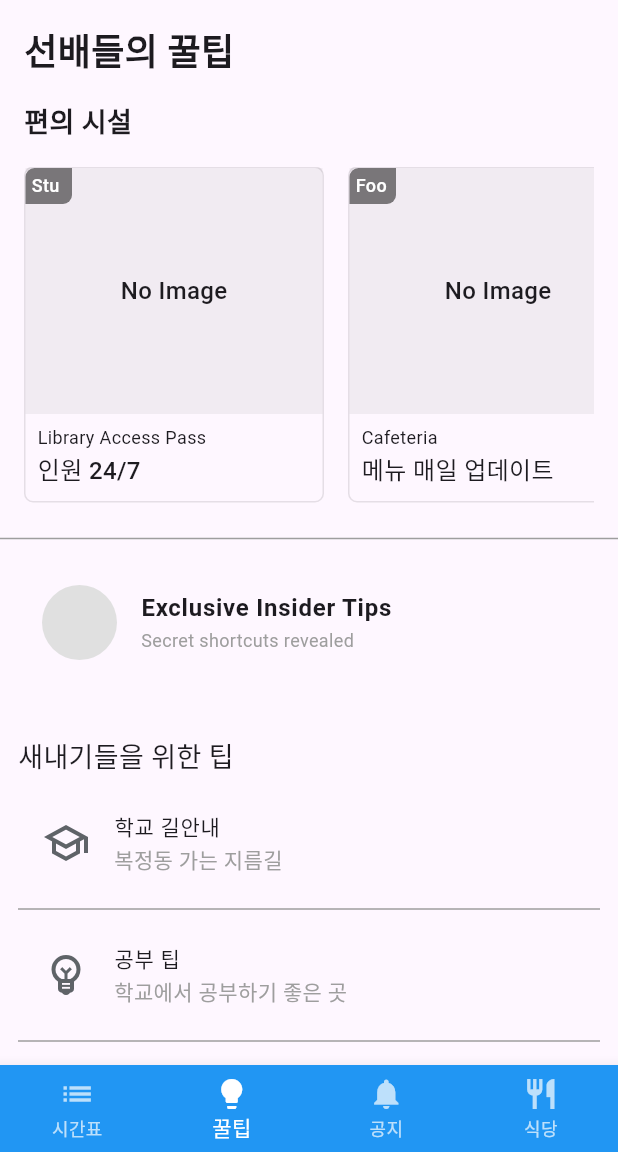
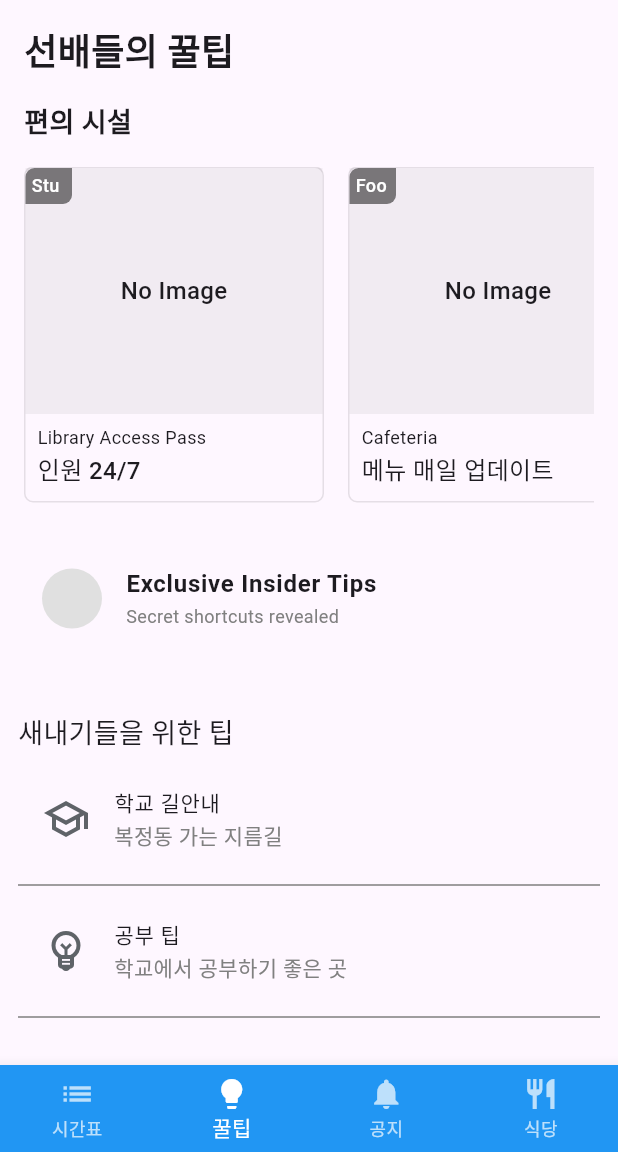
Before and after one commit to KyeongJooni/KKSC-FrontEnd, a Flutter app: the screen it shows after launch, item 2 of the bottom bar chosen, on a phone screen of 412 x 824 dp, the part 84-1236 px from its top. Run offline on Flutter 3.47's test engine with Material 3 defaults, Android fonts, the phone set to English and light mode, and no system bars; our stand-ins replace flutter_riverpod, google_fonts, smooth_page_indicator; project files that could hold a hidden picture were left out.

Commit message:
사진 경로 수정, 텍스트 크기 및 색상 수정

```diff
--- a/lib/Screen/Honeytip/Honeytip.dart
+++ b/lib/Screen/Honeytip/Honeytip.dart
@@ -82,8 +82,6 @@ class _HoneytipScreenState extends State<HoneytipScreen> {
             ],
           ),
         ),
-        Divider(color: Colors.grey), // 섹션 구분선 추가
-
         // 두 번째 섹션
         Padding(
           padding: const EdgeInsets.all(12.0),
@@ -93,7 +91,7 @@ class _HoneytipScreenState extends State<HoneytipScreen> {
               ListTile(
                 leading: CircleAvatar(
                   backgroundColor: Colors.grey[300],
-                  radius: 25,
+                  radius: 20,
                 ),
                 title: Text(
                   'Exclusive Insider Tips',
@@ -104,7 +102,7 @@ class _HoneytipScreenState extends State<HoneytipScreen> {
                 ),
                 subtitle: Text(
                   'Secret shortcuts revealed',
-                  style: TextStyle(fontSize: 12, color: Colors.grey),
+                  style: TextStyle(fontSize: 12, color: Color(0xFF808080)),
                 ),
               ),
               SizedBox(height: 40),
@@ -115,7 +113,7 @@ class _HoneytipScreenState extends State<HoneytipScreen> {
               SizedBox(height: 8),
               ListTile(
                 leading: Image.asset(
-                  'assets/img/school.png',
+                  'assets/img/icon/school.png',
                   width: 32,
                   height: 32,
                 ),
@@ -125,13 +123,13 @@ class _HoneytipScreenState extends State<HoneytipScreen> {
                 ),
                 subtitle: Text(
                   '복정동 가는 지름길',
-                  style: TextStyle(color: Colors.grey),
+                  style: TextStyle(color: Color(0xFF808080)),
                 ),
               ),
-              Divider(color: Colors.grey),
+              Divider(color: Color(0xFF808080)),
               ListTile(
                 leading: Image.asset(
-                  'assets/img/bulb.png',
+                  'assets/img/icon/bulb.png',
                   width: 32,
                   height: 32,
                 ),
@@ -141,10 +139,10 @@ class _HoneytipScreenState extends State<HoneytipScreen> {
                 ),
                 subtitle: Text(
                   '학교에서 공부하기 좋은 곳',
-                  style: TextStyle(color: Colors.grey),
+                  style: TextStyle(color: Color(0xFF808080)),
                 ),
               ),
-              Divider(color: Colors.grey),
+              Divider(color: Color(0xFF808080)),
             ],
           ),
         ),
--- a/pubspec.yaml
+++ b/pubspec.yaml
@@ -60,8 +60,6 @@ flutter:
   assets:
     - assets/img/restrauntExample1.jpeg
     - assets/img/icon/
-    - assets/img/bulb.png
-    - assets/img/school.png
   #   - images/a_dot_ham.jpeg
 
   # An image asset can refer to one or more resolution-specific "variants", see
```
Also changed, not shown: assets/img/icon/bulb.png (renamed from assets/img/bulb.png), assets/img/icon/school.png (renamed from assets/img/school.png).
